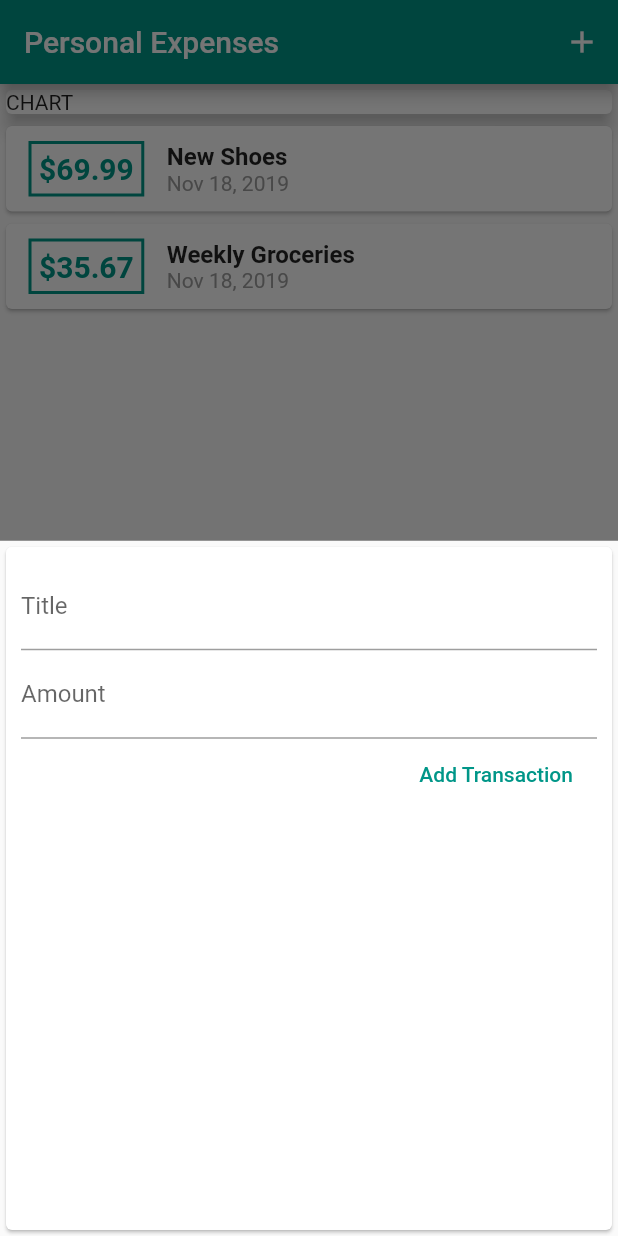
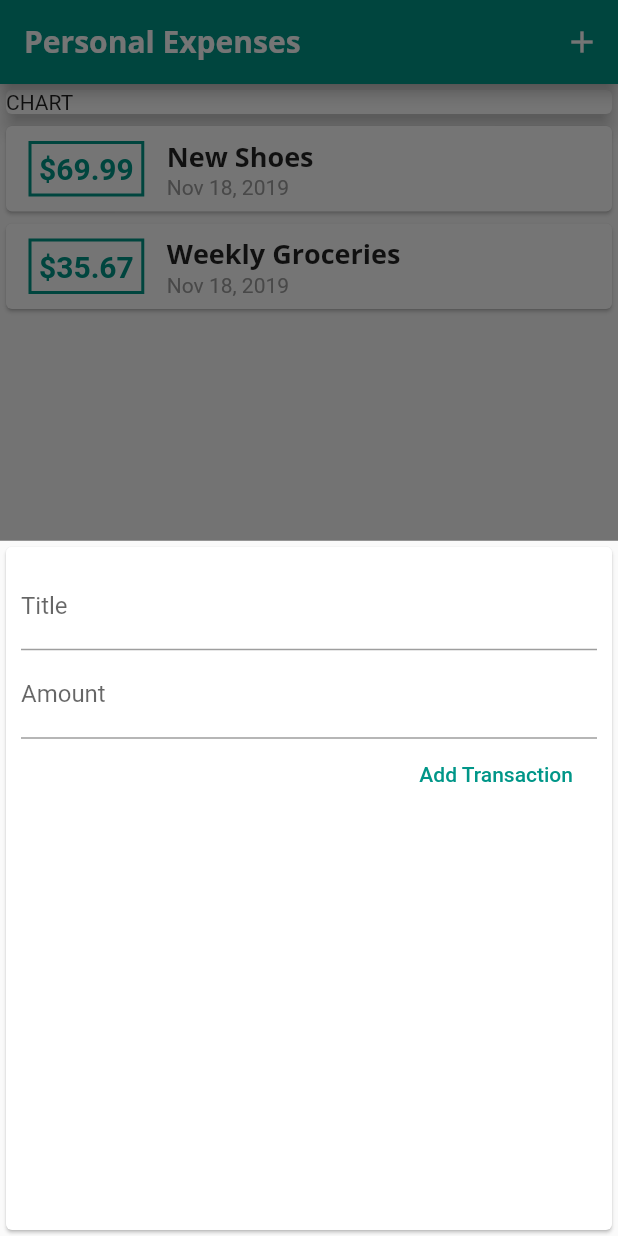
Before and after one commit to SpruceGabriela/expenses-app, a Flutter app: the screen it shows after launch, after a tap on the "add" icon, on a phone screen of 412 x 824 dp. Run offline on Flutter 3.47's test engine with Material 2 defaults, Android fonts, the phone set to English and light mode, and no system bars.

Commit message:
add fonts and styling appbar and body titles

```diff
--- a/lib/main.dart
+++ b/lib/main.dart
@@ -10,6 +10,20 @@ void main(){
     theme: ThemeData(
       primarySwatch: Colors.teal,
           accentColor: Colors.pinkAccent,
+      fontFamily: 'Quicksand',
+      textTheme: ThemeData.light().textTheme.copyWith(
+          title: TextStyle(
+              fontFamily: 'OpenSans',
+              fontSize: 18,
+              fontWeight: FontWeight.bold),
+          ),
+      appBarTheme: AppBarTheme(
+          textTheme: ThemeData.light().textTheme.copyWith(
+            title: TextStyle(
+              fontFamily: 'OpenSans',
+              fontSize: 20,
+              fontWeight: FontWeight.bold),
+        )),
     ),
     home: Home(),
   ));
--- a/lib/widgets/transaction_list.dart
+++ b/lib/widgets/transaction_list.dart
@@ -42,9 +42,7 @@ class TransactionList extends StatelessWidget {
                   children: <Widget>[
                     Text(
                     transactions[index].title,
-                    style: TextStyle(
-                      fontSize: 16,
-                      fontWeight: FontWeight.bold)
+                    style: Theme.of(context).textTheme.title,
                     ),
                     Text(
                     DateFormat.yMMMd().format(transactions[index].date),
```
Also changed, not shown: pubspec.yaml (+13 -6 lines), assets/fonts/OpenSans-Bold.ttf (added), assets/fonts/OpenSans-Regular.ttf (added), assets/fonts/Quicksand-Bold.ttf (added), assets/fonts/Quicksand-Light.ttf (added), assets/fonts/Quicksand-Medium.ttf (added), assets/fonts/Quicksand-Regular.ttf (added).
